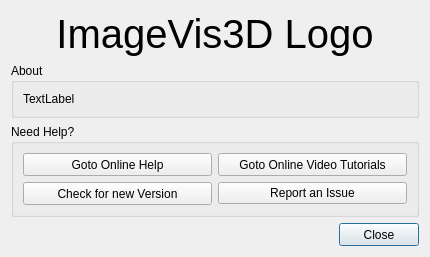
Before: the Qt Designer form ImageVis3D/UI/UI/About.ui in SCIInstitute/ImageVis3D, drawn with Qt 5.
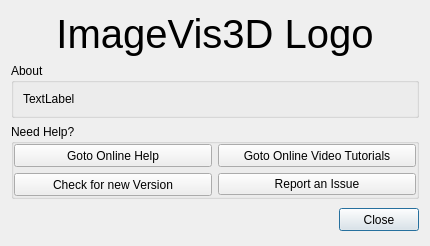
After: the same form once the commit is applied.

```diff
--- a/ImageVis3D/UI/UI/About.ui
+++ b/ImageVis3D/UI/UI/About.ui
@@ -107,6 +107,9 @@
          <string>Need Help?</string>
         </property>
         <layout class="QGridLayout" name="gridLayout" >
+         <property name="margin" >
+          <number>0</number>
+         </property>
          <item row="0" column="0" >
           <widget class="QPushButton" name="pushButton_GotoOnlineHelp" >
            <property name="minimumSize" >
```
